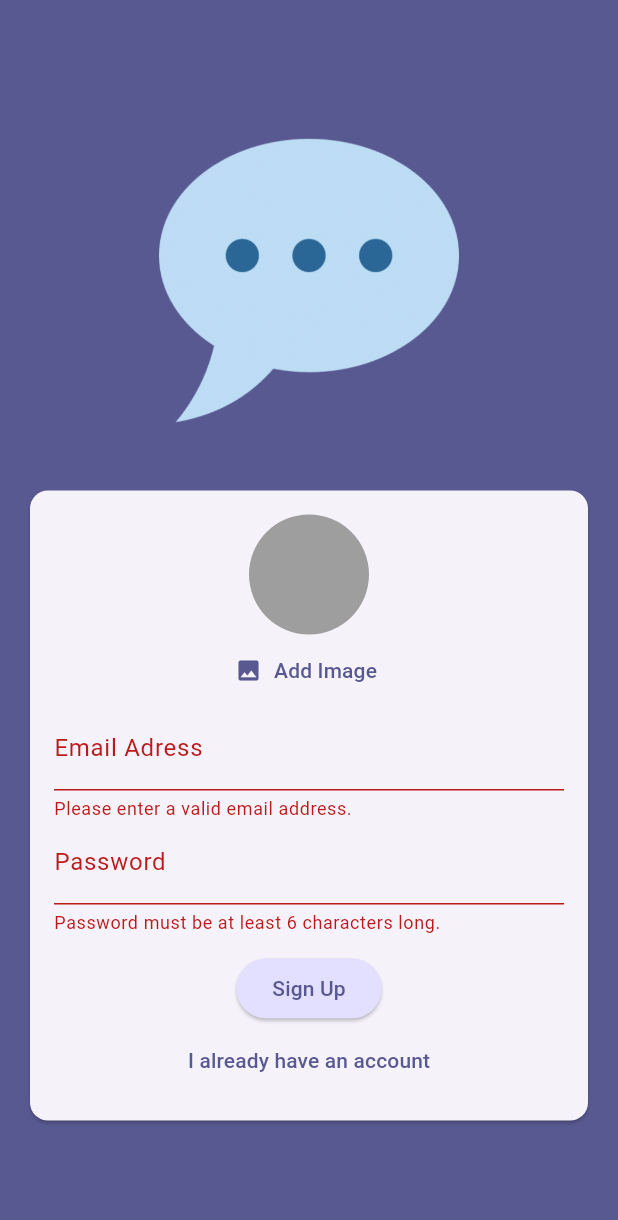
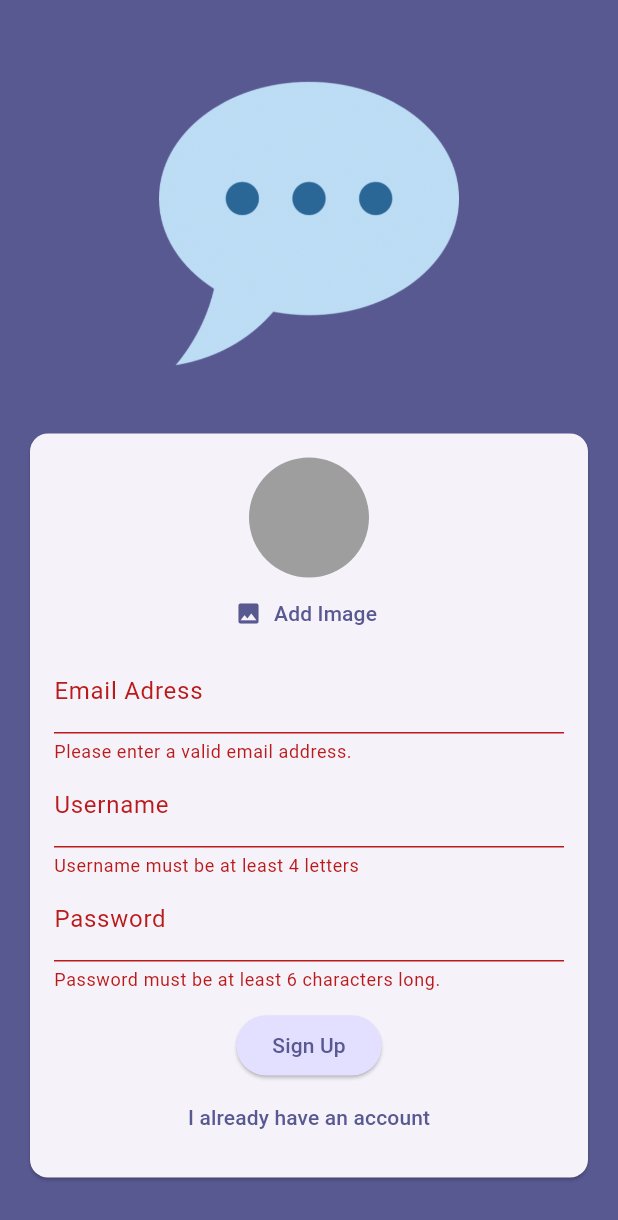
Before and after one commit to MarkMahrous/Chat_App, a Flutter app: the screen it shows after launch, after a tap on "Login", after a tap on "Create new account", after a tap on "Sign Up", on a phone screen of 412 x 824 dp. Shown: the top 1220 px of the screen. Run offline on Flutter 3.47's test engine with Material 3 defaults, Android fonts, the phone set to English and light mode, and no system bars; our stand-ins replace cloud_firestore, firebase_auth, firebase_core, firebase_storage, image_picker; accounts and stored records are empty.

Commit message:
add username to users

```diff
--- a/lib/screens/auth_screen.dart
+++ b/lib/screens/auth_screen.dart
@@ -19,8 +19,9 @@ class _AuthScreenState extends State<AuthScreen> {
   var _isLogin = true;
   var _enteredEmail = '';
   var _enteredPassword = '';
+  var _enteredUsername = '';
   File? _userImageFile;
-  var isUploading = false;
+  var _isAuthenticating = false;
 
   final _formKey = GlobalKey<FormState>();
 
@@ -32,7 +33,7 @@ class _AuthScreenState extends State<AuthScreen> {
     }
 
     setState(() {
-      isUploading = true;
+      _isAuthenticating = true;
     });
 
     _formKey.currentState!.save();
@@ -63,7 +64,7 @@ class _AuthScreenState extends State<AuthScreen> {
             .collection('users')
             .doc(userCredentials.user!.uid)
             .set({
-          'username': 'To be added...',
+          'username': _enteredUsername,
           'email': _enteredEmail,
           'imageURL': imageURL,
         });
@@ -79,7 +80,7 @@ class _AuthScreenState extends State<AuthScreen> {
         ),
       );
       setState(() {
-        isUploading = false;
+        _isAuthenticating = false;
       });
     }
   }
@@ -139,6 +140,21 @@ class _AuthScreenState extends State<AuthScreen> {
                               _enteredEmail = value!;
                             },
                           ),
+                          if (!_isLogin)
+                            TextFormField(
+                              decoration: const InputDecoration(
+                                labelText: 'Username',
+                              ),
+                              validator: (value) {
+                                if (value == null || value.trim().length < 4) {
+                                  return 'Username must be at least 4 letters';
+                                }
+                                return null;
+                              },
+                              onSaved: (value) {
+                                _enteredUsername = value!;
+                              },
+                            ),
                           TextFormField(
                             decoration: const InputDecoration(
                               labelText: 'Password',
@@ -155,8 +171,9 @@ class _AuthScreenState extends State<AuthScreen> {
                             },
                           ),
                           const SizedBox(height: 12),
-                          if (isUploading) const CircularProgressIndicator(),
-                          if (!isUploading)
+                          if (_isAuthenticating)
+                            const CircularProgressIndicator(),
+                          if (!_isAuthenticating)
                             ElevatedButton(
                               style: ElevatedButton.styleFrom(
                                 backgroundColor: Theme.of(context)
@@ -170,7 +187,7 @@ class _AuthScreenState extends State<AuthScreen> {
                                 _isLogin ? 'Login' : 'Sign Up',
                               ),
                             ),
-                          if (!isUploading)
+                          if (!_isAuthenticating)
                             TextButton(
                               onPressed: () {
                                 setState(() {
```
